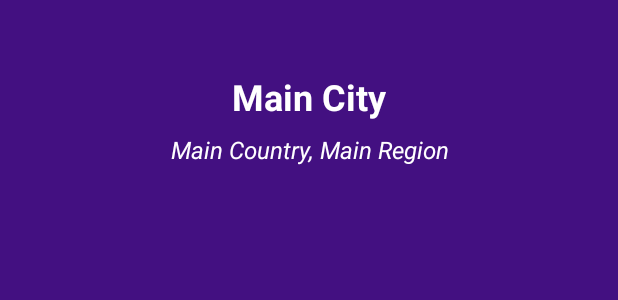
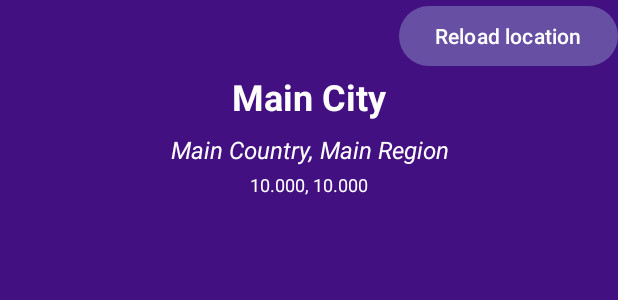
Before and after one commit to PCarretero28/AccuWeatherApp, an Android app: the layout activity_main.xml on its own in the app's theme, with its tools: preview values and no code run, on a phone screen of 412 x 824 dp. Shown: the top 300 px of the screen. Run offline under Robolectric (Android 15) with nearby library versions, the phone set to English and light mode, and no system bars.

Commit message:
Before changing nav

```diff
--- a/app/build.gradle
+++ b/app/build.gradle
@@ -48,6 +48,11 @@ dependencies {
     implementation 'androidx.lifecycle:lifecycle-viewmodel-ktx:2.6.1'
     //LiveData
     implementation 'androidx.lifecycle:lifecycle-livedata-ktx:2.6.1'
+    //Lifecycle
+    implementation 'androidx.lifecycle:lifecycle-runtime-ktx:2.6.1'
+
+    //Get Location
+    implementation 'com.google.android.gms:play-services-location:21.0.1'
 
     //Fragment
     implementation 'androidx.fragment:fragment-ktx:1.6.1'
--- a/app/src/main/AndroidManifest.xml
+++ b/app/src/main/AndroidManifest.xml
@@ -2,6 +2,8 @@
 <manifest xmlns:android="http://schemas.android.com/apk/res/android"
     xmlns:tools="http://schemas.android.com/tools">
 
+    <uses-permission android:name="android.permission.ACCESS_FINE_LOCATION"/>
+    <uses-permission android:name="android.permission.ACCESS_COARSE_LOCATION"/>
     <uses-permission android:name="android.permission.INTERNET"/>
 
     <application
--- a/app/src/main/java/com/pcg/accuweatherapp/model/LocationModel.kt
+++ b/app/src/main/java/com/pcg/accuweatherapp/model/LocationModel.kt
@@ -3,6 +3,7 @@ package com.pcg.accuweatherapp.model
 data class LocationModel(
     val Key: String,
     val LocalizedName: String,
+    val EnglishName: String,
     val Region: RegionModel,
     val Country: CountryModel
 )
--- a/app/src/main/res/layout/activity_main.xml
+++ b/app/src/main/res/layout/activity_main.xml
@@ -7,6 +7,14 @@
     android:layout_height="match_parent"
     android:background="@color/background"
     tools:context=".MainActivity">
+
+    <Button
+        android:id="@+id/btnReload"
+        android:layout_width="wrap_content"
+        android:layout_height="wrap_content"
+        android:text="@string/reload_location"
+        app:layout_constraintEnd_toEndOf="parent"
+        app:layout_constraintTop_toTopOf="parent" />
 
     <TextView
         android:id="@+id/mainCity"
@@ -32,13 +40,21 @@
         android:textColor="@color/white"
         android:textSize="16sp"
         android:textStyle="italic"
-
-
         app:layout_constraintEnd_toEndOf="parent"
         app:layout_constraintStart_toStartOf="parent"
         app:layout_constraintTop_toBottomOf="@+id/mainCity"
         tools:text="Main Country, Main Region" />
 
+    <TextView
+        android:id="@+id/geoPosition"
+        android:layout_width="wrap_content"
+        android:layout_height="wrap_content"
+        android:textColor="@color/white"
+        android:textSize="12sp"
+        app:layout_constraintEnd_toEndOf="parent"
+        app:layout_constraintStart_toStartOf="parent"
+        app:layout_constraintTop_toBottomOf="@id/mainCountryRegion"
+        tools:text="10.000, 10.000" />
 
 
 </androidx.constraintlayout.widget.ConstraintLayout>
--- a/app/src/main/res/values/strings.xml
+++ b/app/src/main/res/values/strings.xml
@@ -1,3 +1,5 @@
 <resources>
     <string name="app_name">AccuWeatherApp</string>
+    <string name="error_finding_location">No location found</string>
+    <string name="reload_location">Reload location</string>
 </resources>
```
Also changed, not shown: app/src/main/java/com/pcg/accuweatherapp/MainActivity.kt (+46 -14 lines), app/src/main/java/com/pcg/accuweatherapp/repository/WeatherRepository.kt (+19 -15 lines), app/src/main/java/com/pcg/accuweatherapp/retrofit/AccuWeatherAPI.kt (+6 -2 lines), app/src/main/java/com/pcg/accuweatherapp/service/LocationService.kt (added, +55 -0 lines), app/src/main/java/com/pcg/accuweatherapp/viewmodel/LocationViewModel.kt (+5 -11 lines).
